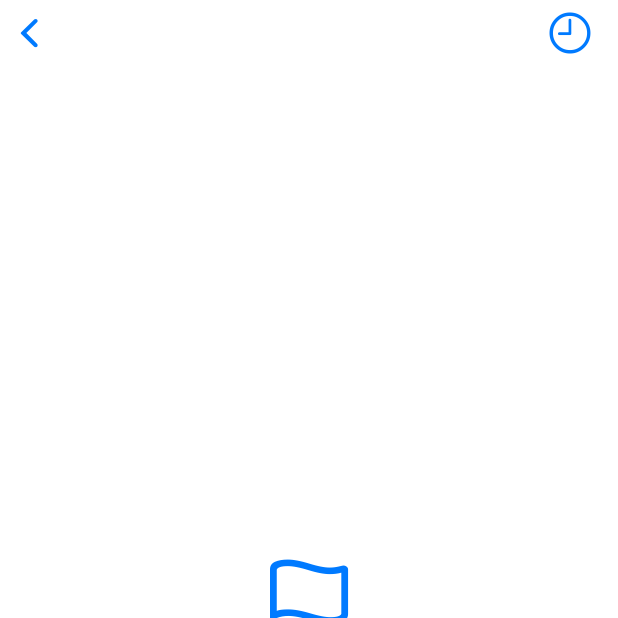
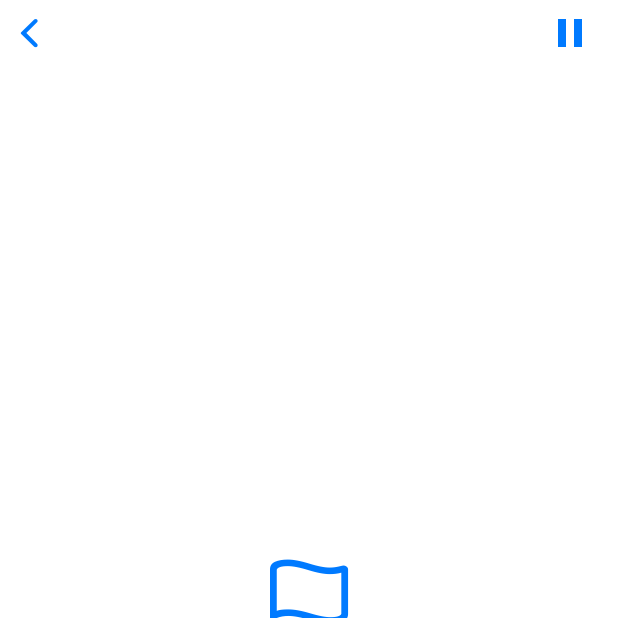
Before and after one commit to qmmk/AWM-Project, a Flutter app: the SurveyResultsPage screen opened directly with empty values, on a phone screen of 412 x 824 dp, the top half of it. Run offline on Flutter 3.47's test engine with Material 2 defaults, Android fonts, the phone set to English and light mode, and no system bars; our stand-ins replace after_layout, built_collection, built_value, dio, flutter_secure_storage, get_it and 1 more; accounts and stored records are empty; generated files the repository leaves out were written again.

Commit message:
Polling button animation

```diff
--- a/Client-side/Surveys.MobileApp/surveys/lib/views/survey_results_page.dart
+++ b/Client-side/Surveys.MobileApp/surveys/lib/views/survey_results_page.dart
@@ -21,7 +21,9 @@ class SurveyResultsPage extends StatefulWidget {
   _SurveyResultsPageState createState() => _SurveyResultsPageState();
 }
 
-class _SurveyResultsPageState extends State<SurveyResultsPage> {
+class _SurveyResultsPageState extends State<SurveyResultsPage> with SingleTickerProviderStateMixin {
+  final Duration updateInterval = Duration(seconds: 3);
+
   bool _notAccessible = false;
   bool _noEntries = false;
   List<VoteAmount> _votes;
@@ -33,9 +35,12 @@ class _SurveyResultsPageState extends State<SurveyResultsPage> {
     initialRefresh: false,
   );
 
+  AnimationController _animationController;
+
   @override
   void initState() {
     super.initState();
+    _animationController = AnimationController(vsync: this, duration: Duration(milliseconds: 450));
     _noEntries = (widget?.survey?.details?.length ?? 0) <= 0;
     _notAccessible = !widget.survey.isOpen;
     _votes = widget.votes;
@@ -44,13 +49,15 @@ class _SurveyResultsPageState extends State<SurveyResultsPage> {
   }
 
   void _startPollingVotes() {
-    _pollingTimer = Timer.periodic(Duration(seconds: 5), (timer) async {
+    _pollingTimer = Timer.periodic(updateInterval, (timer) async {
       await _refreshVotes();
     });
+    _animationController.reverse();
   }
 
   void _stopPollingVotes() {
     _pollingTimer.cancel();
+    _animationController.forward();
   }
 
   double calculateEntryPercentage({@required int detailId}) {
@@ -150,8 +157,11 @@ class _SurveyResultsPageState extends State<SurveyResultsPage> {
                   _isPolling = !_isPolling;
                 });
               },
-            child: Icon(_isPolling ? CupertinoIcons.clock : CupertinoIcons.down_arrow),
-          ),
+              child: AnimatedIcon(
+                color: CupertinoColors.activeBlue,
+                icon: AnimatedIcons.pause_play,
+                progress: _animationController,
+              )),
         ),
         child: _notAccessible || _noEntries
             ? Center(
--- a/Client-side/Surveys.MobileApp/surveys/pkgs/client/lib/api.dart
+++ b/Client-side/Surveys.MobileApp/surveys/pkgs/client/lib/api.dart
@@ -15,7 +15,7 @@ class SurveyClient {
 
     Dio dio;
     Serializers serializers;
-    String basePath = "https://192.168.1.206:45455";
+    String basePath = "https://192.168.1.9:45455";
 
     SurveyClient({this.dio, Serializers serializers, String basePathOverride, List<Interceptor> interceptors}) {
         if (dio == null) {
```
Lines whose indentation alone changed are shown as unchanged.
